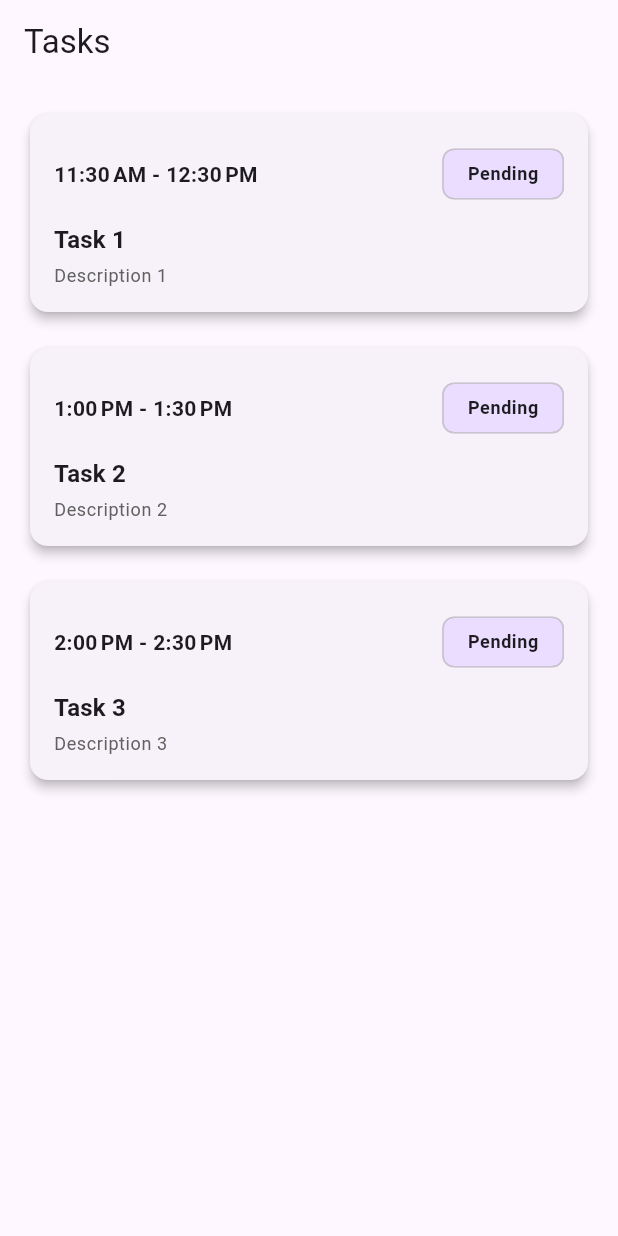
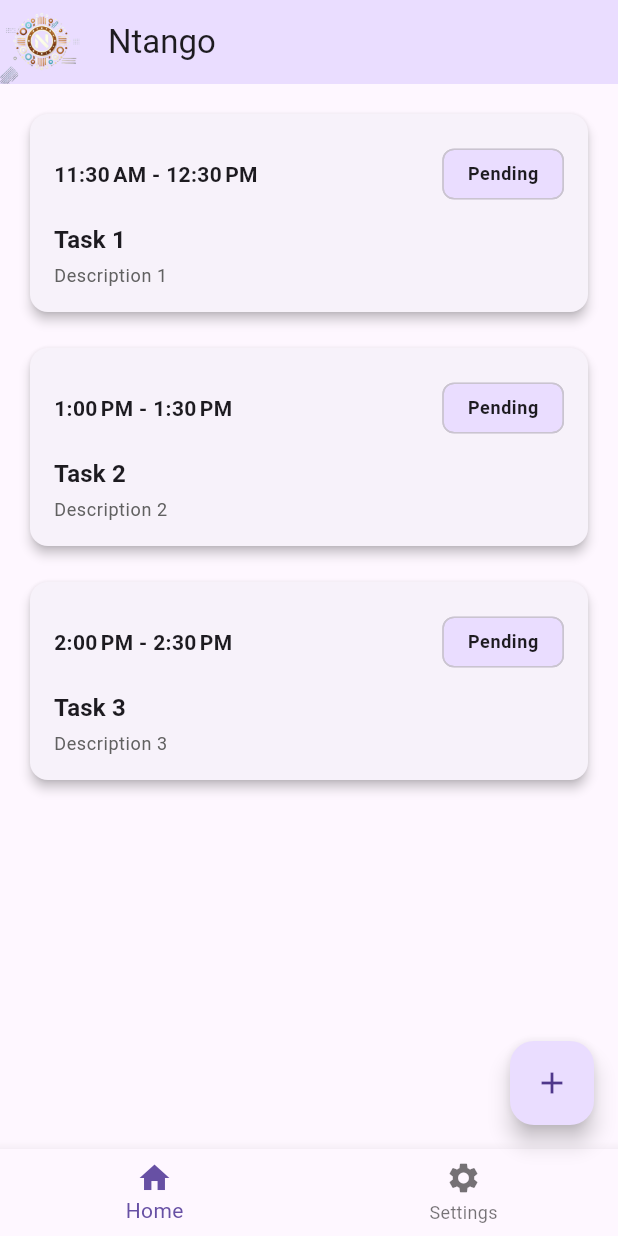
Before and after one commit to h00dieB0y/ntango, a Flutter app: the screen it shows after launch, on a phone screen of 412 x 824 dp. Run offline on Flutter 3.47's test engine with Material 3 defaults, Android fonts, the phone set to English and light mode, and no system bars.

Commit message:
feat: Refactor task management UI by replacing TasksPage with HomePage and adding TasksList component

```diff
--- a/app/ui/lib/main.dart
+++ b/app/ui/lib/main.dart
@@ -1,5 +1,5 @@
 import 'package:flutter/material.dart';
-import 'package:ntango/src/features/tasks/presentation/pages/tasks_page.dart';
+import 'package:ntango/src/presentation/home_page.dart';
 
 void main() {
   runApp(const NtangoApp());
@@ -15,7 +15,8 @@ class NtangoApp extends StatelessWidget {
       theme: ThemeData(
         primarySwatch: Colors.blue,
       ),
-      home: const TasksPage(),
+      home: const HomePage(),
+      debugShowCheckedModeBanner: false,
     );
   }
 }
--- /dev/null
+++ b/app/ui/lib/src/features/tasks/presentation/pages/tasks_list.dart
@@ -0,0 +1,30 @@
+import 'package:flutter/material.dart';
+import 'package:ntango/src/features/tasks/data/models/task_model.dart';
+import 'package:ntango/src/features/tasks/data/repositories/task_repository.dart';
+import 'package:ntango/src/features/tasks/presentation/widgets/task_card.dart';
+
+class TasksList extends StatelessWidget {
+  const TasksList({super.key});
+
+  @override
+  Widget build(BuildContext context) => FutureBuilder<List<TaskModel>>(
+    future: TaskRepository.getAllTask(),
+    builder: (context, snapshot) {
+      if (snapshot.connectionState == ConnectionState.waiting) {
+        return const Center(child: CircularProgressIndicator());
+      } else if (snapshot.hasError) {
+        return Center(child: Text('Error: ${snapshot.error}'));
+      } else if (!snapshot.hasData || snapshot.data!.isEmpty) {
+        return const Center(child: Text('No tasks found'));
+      } else {
+        final tasks = snapshot.data!;
+        return ListView.separated(
+          padding: const EdgeInsets.all(16),
+          itemCount: tasks.length,
+          separatorBuilder: (context, index) => const SizedBox(height: 16),
+          itemBuilder: (context, index) => TaskCard(task: tasks[index]),
+        );
+      }
+    },
+  );
+}
--- a/app/ui/lib/src/features/tasks/presentation/pages/tasks_page.dart
+++ /dev/null
@@ -1,40 +0,0 @@
-import 'package:flutter/material.dart';
-import 'package:ntango/src/features/tasks/data/models/task_model.dart';
-import 'package:ntango/src/features/tasks/data/repositories/task_repository.dart';
-import 'package:ntango/src/features/tasks/presentation/widgets/task_card.dart';
-
-class TasksPage extends StatelessWidget {
-  const TasksPage({super.key});
-
-  @override
-  Widget build(BuildContext context) {
-    return Scaffold(
-      appBar: AppBar(title: const Text('Tasks')),
-      body: FutureBuilder<List<TaskModel>>(
-        future: TaskRepository.getAllTask(),
-        builder: (context, snapshot) {
-          if (snapshot.connectionState == ConnectionState.waiting) {
-            return const Center(child: CircularProgressIndicator());
-          } else if (snapshot.hasError) {
-            return Center(
-              child: Text('Error: ${snapshot.error}'),
-            );
-          } else if (!snapshot.hasData || snapshot.data!.isEmpty) {
-            return const Center(
-              child: Text('No tasks found'),
-            );
-          } else {
-            final tasks = snapshot.data!;
-            return ListView.separated(
-              padding: const EdgeInsets.all(16),
-              itemCount: tasks.length,
-              separatorBuilder: (context, index) =>
-                  const SizedBox(height: 16),
-              itemBuilder: (context, index) => TaskCard(task: tasks[index]),
-            );
-          }
-        },
-      ),
-    );
-  }
-}
--- /dev/null
+++ b/app/ui/lib/src/presentation/home_page.dart
@@ -0,0 +1,40 @@
+import 'package:flutter/material.dart';
+import 'package:ntango/src/constants/app_assets.dart';
+import 'package:ntango/src/features/tasks/presentation/pages/tasks_list.dart';
+
+class HomePage extends StatelessWidget {
+  const HomePage({super.key});
+
+  @override
+  Widget build(BuildContext context) {
+    return Scaffold(
+      appBar: AppBar(
+        leading: Image.asset(AppAssets.logo),
+        title: const Text('Ntango'),
+        backgroundColor: Theme.of(context).colorScheme.primaryContainer,
+      ),
+      body: const TasksList(),
+      floatingActionButton: FloatingActionButton(
+        onPressed: () {
+
+        },
+        child: const Icon(Icons.add),
+      ),
+      bottomNavigationBar: BottomNavigationBar(
+        items: const [
+          BottomNavigationBarItem(
+            icon: Icon(Icons.home),
+            label: 'Home',
+          ),
+          BottomNavigationBarItem(
+            icon: Icon(Icons.settings),
+            label: 'Settings',
+          ),
+        ],
+        onTap: (index) {
+
+        },
+      ),
+    );
+  }
+}
```
